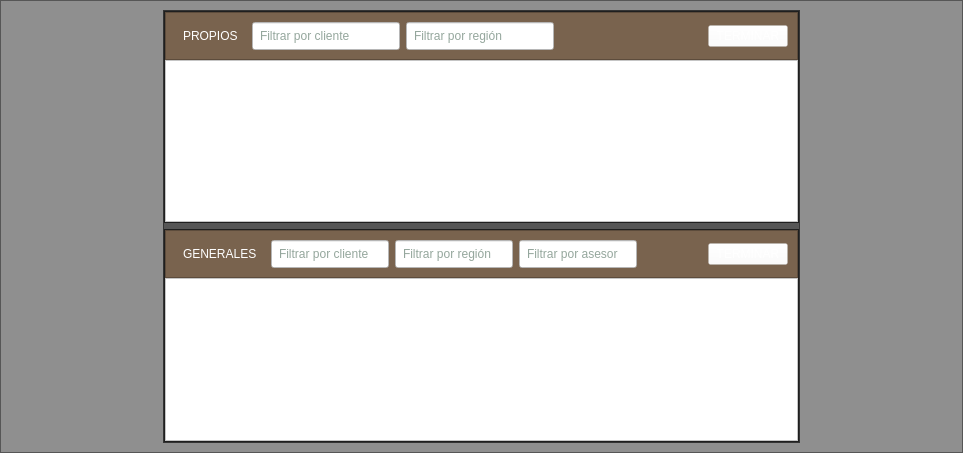
This is notebook.ui in altitude-solutions/Camino_Real_Desktop as Qt 5 draws it before an edit. The edited form follows.
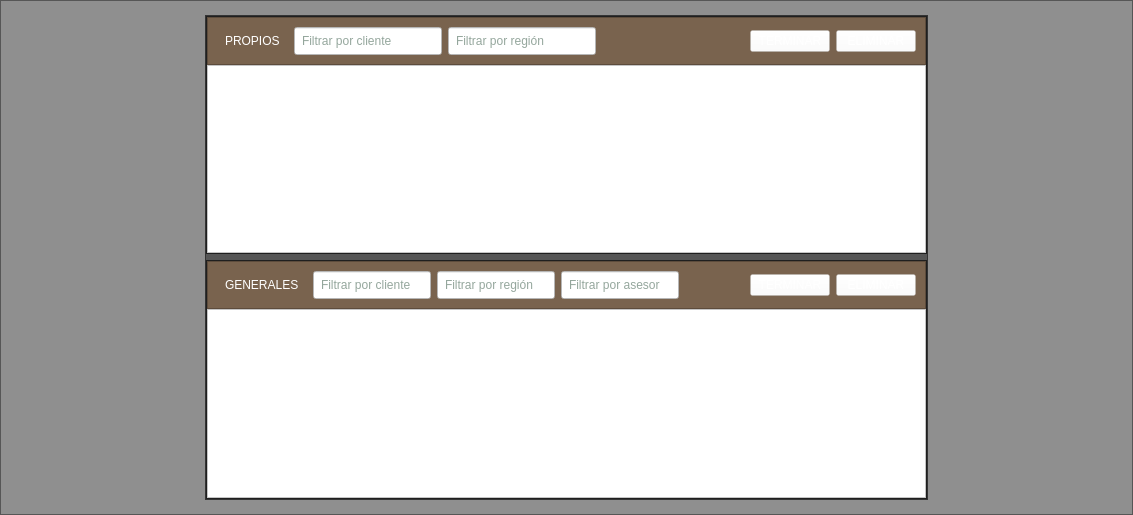
This is the edited form.

```diff
--- a/notebook.ui
+++ b/notebook.ui
@@ -6,8 +6,8 @@
    <rect>
     <x>0</x>
     <y>0</y>
-    <width>963</width>
-    <height>453</height>
+    <width>1133</width>
+    <height>515</height>
    </rect>
   </property>
   <property name="windowTitle">
@@ -204,6 +204,22 @@
                    </property>
                   </widget>
                  </item>
+                 <item>
+                  <widget class="QPushButton" name="pushButton">
+                   <property name="styleSheet">
+                    <string notr="true">font: 12pt &quot;MS Shell Dlg 2&quot;;
+color:white;
+background-color:rgba(255,255,255,30%);
+min-width:8.5em;
+max-width:8.5em;
+min-height:2.5em;
+max-height:2.5em;</string>
+                   </property>
+                   <property name="text">
+                    <string>ELIMINAR</string>
+                   </property>
+                  </widget>
+                 </item>
                 </layout>
                </widget>
               </item>
@@ -259,6 +275,9 @@
                    <property name="frameShape">
                     <enum>QFrame::StyledPanel</enum>
                    </property>
+                   <property name="frameShadow">
+                    <enum>QFrame::Sunken</enum>
+                   </property>
                    <property name="horizontalScrollBarPolicy">
                     <enum>Qt::ScrollBarAlwaysOff</enum>
                    </property>
@@ -280,9 +299,15 @@
                    <property name="selectionBehavior">
                     <enum>QAbstractItemView::SelectItems</enum>
                    </property>
+                   <property name="textElideMode">
+                    <enum>Qt::ElideRight</enum>
+                   </property>
                    <property name="showGrid">
                     <bool>true</bool>
                    </property>
+                   <property name="sortingEnabled">
+                    <bool>false</bool>
+                   </property>
                    <property name="rowCount">
                     <number>0</number>
                    </property>
@@ -431,6 +456,22 @@
                    </property>
                   </widget>
                  </item>
+                 <item>
+                  <widget class="QPushButton" name="pushButton_2">
+                   <property name="styleSheet">
+                    <string notr="true">font: 12pt &quot;MS Shell Dlg 2&quot;;
+color:white;
+background-color:rgba(255,255,255,30%);
+min-width:8.5em;
+max-width:8.5em;
+min-height:2.5em;
+max-height:2.5em;</string>
+                   </property>
+                   <property name="text">
+                    <string>ELIMINAR</string>
+                   </property>
+                  </widget>
+                 </item>
                 </layout>
                </widget>
               </item>
```
